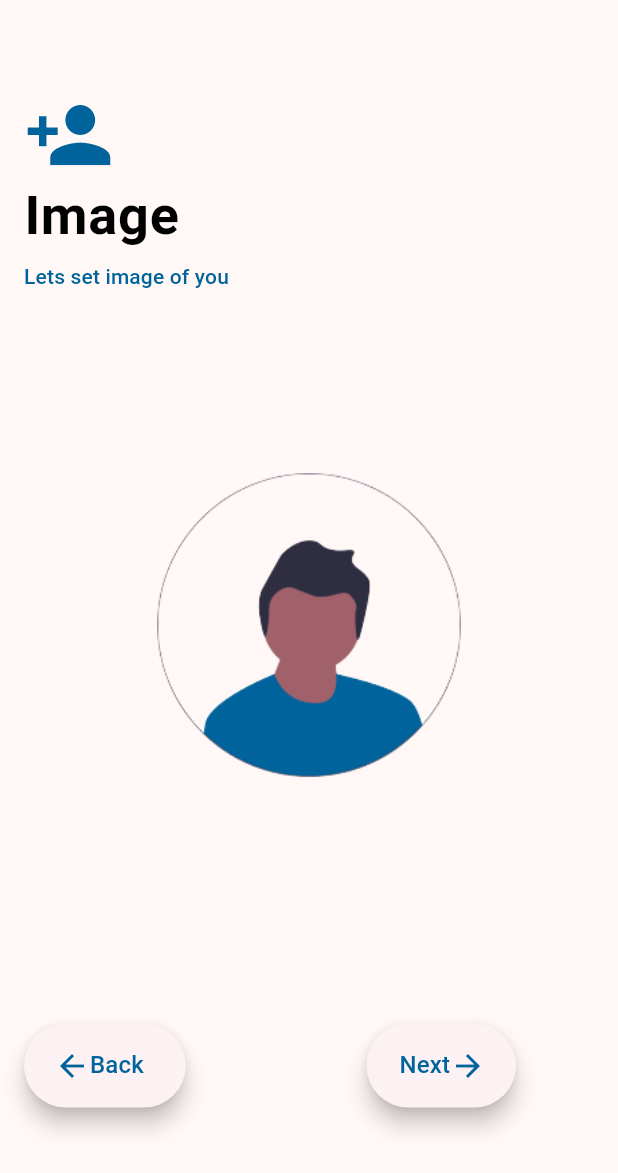
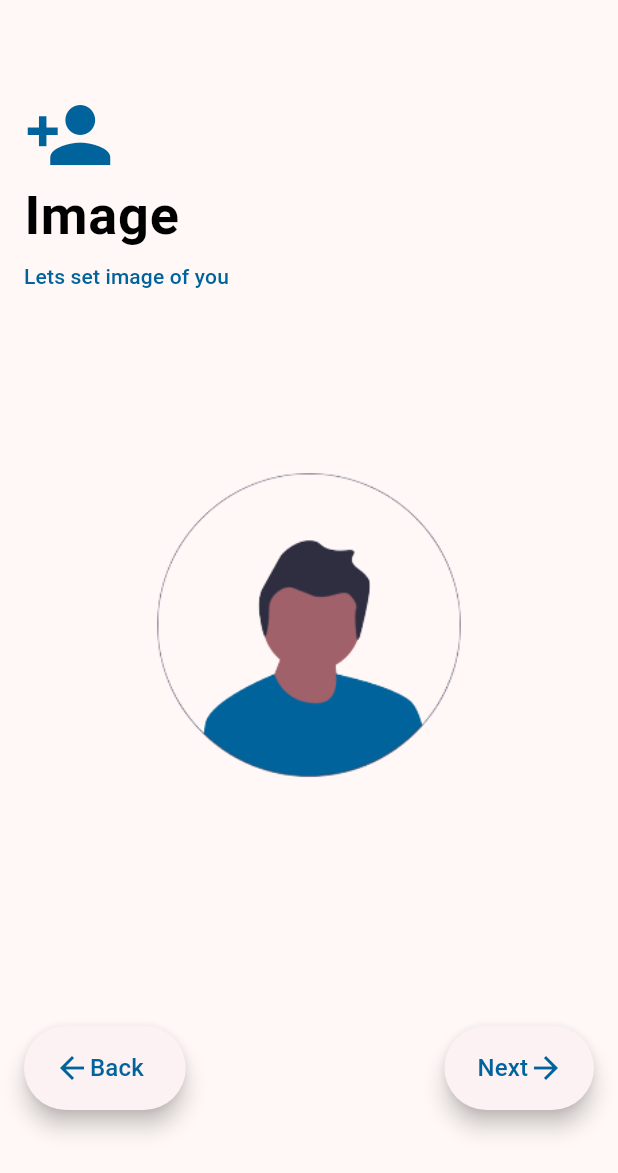
Before and after one commit to sacrilegioushero220/Learners-Choice-App, a Flutter app: the ImageScreen screen opened directly, on a phone screen of 412 x 824 dp. Shown: the top 1173 px of the screen. Run offline on Flutter 3.47's test engine with Material 3 defaults, Android fonts, the phone set to English and light mode, and no system bars; our stand-ins replace cached_network_image, cloud_firestore, equatable, firebase_core, flutter_bloc, flutter_cache_manager and 3 more; accounts and stored records are empty; statements that could not run were skipped.

Commit message:
fixed layout issue with imagescreen

```diff
--- a/lib/Presentation/Intro/image_screen.dart
+++ b/lib/Presentation/Intro/image_screen.dart
@@ -15,15 +15,18 @@ class ImageScreen extends StatelessWidget {
 
   @override
   Widget build(BuildContext context) {
+    final screenHeight = MediaQuery.of(context).size.height;
     return Scaffold(
       body: SafeArea(
+        child: SingleChildScrollView(
           child: Padding(
             padding: const EdgeInsets.only(
               top: 16,
               left: 16,
               right: 16,
             ),
-          child: SingleChildScrollView(
+            child: SizedBox(
+              height: screenHeight - 100,
               child: Column(
                 crossAxisAlignment: CrossAxisAlignment.start,
                 children: [
@@ -93,10 +96,7 @@ class ImageScreen extends StatelessWidget {
                   const SizedBox(
                     height: 70,
                   ),
-                Container(
-                  padding: const EdgeInsets.only(bottom: 10),
-                  height: 130,
-                  width: 328,
+                  Expanded(
                     child: Row(
                       crossAxisAlignment: CrossAxisAlignment.end,
                       mainAxisAlignment: MainAxisAlignment.spaceBetween,
@@ -145,6 +145,7 @@ class ImageScreen extends StatelessWidget {
             ),
           ),
         ),
+      ),
     );
   }
 }
```
Lines whose indentation alone changed are shown as unchanged.
